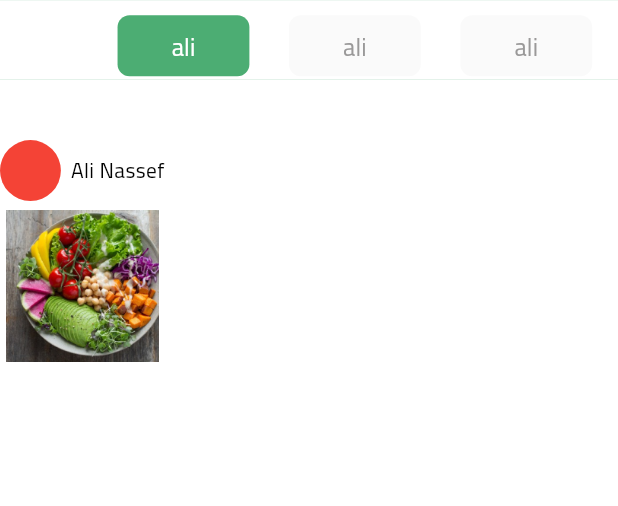
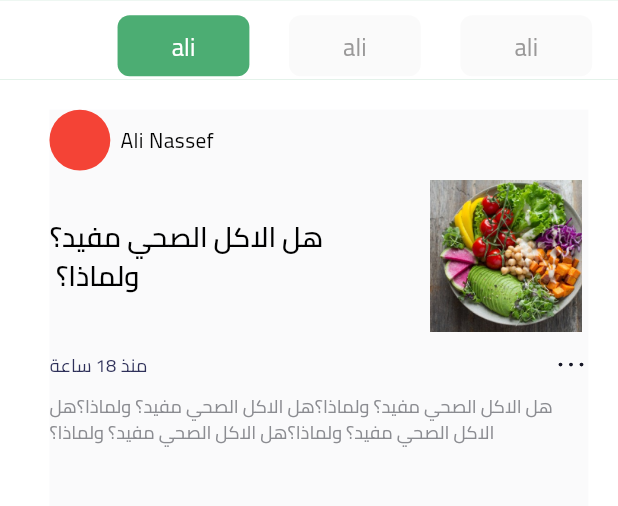
Before and after one commit to aliNassef/fetra, a Flutter app: the ArticlesView screen opened directly, on a phone screen of 412 x 824 dp, the part 73-579 px from its top. Run offline on Flutter 3.47's test engine with Material 3 defaults, Android fonts, the phone set to English and light mode, and no system bars; our stand-ins replace dartz, dio, dropdown_button2, equatable, flutter_bloc, flutter_screenutil and 6 more; accounts and stored records are empty.

Commit message:
article item done

```diff
--- a/lib/core/api/service_locator.dart
+++ b/lib/core/api/service_locator.dart
@@ -1,6 +1,7 @@
 import 'package:dio/dio.dart';
 import 'package:fetra/core/api/dio_consumer.dart';
 import 'package:fetra/core/cache/cache_helper.dart';
+import 'package:fetra/features/articles/data/repo/article_repo_impl.dart';
 import 'package:fetra/features/auth/sign_in/data/repo/sign_in_repo_impl.dart';
 import 'package:get_it/get_it.dart';
 
@@ -24,7 +25,11 @@ setupGetIt() async {
   getIt.registerSingleton<SignUpRepoImpl>(SignUpRepoImpl(
     api: getIt.get<DioConsumer>(),
   ));
-
+  getIt.registerSingleton<ArticleRepoImpl>(
+    ArticleRepoImpl(
+      api: getIt.get<DioConsumer>(),
+    ),
+  );
   getIt.registerSingleton<CacheHelper>(
     CacheHelper(),
   );
--- a/lib/core/utils/app_styles.dart
+++ b/lib/core/utils/app_styles.dart
@@ -61,4 +61,16 @@ abstract class AppStyles {
     fontFamily: 'Cairo',
     color: Colors.black,
   );
+  static final textStyle18SB = TextStyle(
+    fontSize: 18.sp,
+    fontWeight: FontWeight.w600,
+    fontFamily: 'Cairo',
+    color: Colors.black,
+  );
+  static final textStyle12R = TextStyle(
+    fontSize: 12.sp,
+    fontWeight: FontWeight.w400,
+    fontFamily: 'Cairo',
+    color: const Color(0xff2F315A),
+  );
 }
--- a/lib/features/articles/presentations/view_model/cubit/article_cubit.dart
+++ b/lib/features/articles/presentations/view_model/cubit/article_cubit.dart
@@ -1,14 +1,31 @@
+import 'package:fetra/features/articles/data/repo/article_repo.dart';
 import 'package:flutter_bloc/flutter_bloc.dart';
 import 'package:equatable/equatable.dart';
 
 part 'article_state.dart';
 
 class ArticleCubit extends Cubit<ArticleState> {
-  ArticleCubit() : super(ArticleInitial());
+  ArticleCubit(this.articleRepo) : super(ArticleInitial());
+  final ArticleRepo articleRepo;
+
   static ArticleCubit get(context) => BlocProvider.of(context);
   int currentIndex = 0;
   changeScreen(index) {
     currentIndex = index;
     emit(ChangeScreenState());
   }
+
+  getArticleCategory() async {
+    emit(ArticleCategoryLoading());
+    var data = await articleRepo.getTabBarData();
+    data.fold(
+      (l) => emit(
+        ArticleCategoryLoaded(),
+      ),
+      (r) => emit(
+        ArticleCategoryFailure(),
+      ),
+    );
+  }
+
 }
--- a/lib/features/articles/presentations/view_model/cubit/article_state.dart
+++ b/lib/features/articles/presentations/view_model/cubit/article_state.dart
@@ -10,3 +10,9 @@ sealed class ArticleState extends Equatable {
 final class ArticleInitial extends ArticleState {}
 
 final class ChangeScreenState extends ArticleState {}
+
+final class ArticleCategoryLoading extends ArticleState {}
+
+final class ArticleCategoryLoaded extends ArticleState {}
+
+final class ArticleCategoryFailure extends ArticleState {}
--- a/lib/features/articles/presentations/views/widgets/article_view_body.dart
+++ b/lib/features/articles/presentations/views/widgets/article_view_body.dart
@@ -3,6 +3,7 @@ import 'package:fetra/core/utils/app_images.dart';
 import 'package:fetra/core/utils/app_styles.dart';
 import 'package:flutter/material.dart';
 import 'package:flutter_screenutil/flutter_screenutil.dart';
+import 'package:flutter_svg/flutter_svg.dart';
 
 class ArticlesViewBody extends StatelessWidget {
   const ArticlesViewBody({super.key, required this.controller});
@@ -42,13 +43,16 @@ class ArticleItem extends StatelessWidget {
 
   @override
   Widget build(BuildContext context) {
-    return SizedBox(
+    return Container(
+      margin: EdgeInsets.only(
+        left: 30.w,
+        right: 18.w,
+        top: 20.h,
+      ),
+      color: const Color(0xffFAFAFB),
       width: MediaQuery.of(context).size.width,
       child: Column(
         children: [
-          SizedBox(
-            height: 40.h,
-          ),
           Row(
             children: [
               CircleAvatar(
@@ -68,13 +72,46 @@ class ArticleItem extends StatelessWidget {
             height: 6.h,
           ),
           Row(
+            mainAxisAlignment: MainAxisAlignment.spaceBetween,
+            textDirection: isArabic() ? TextDirection.ltr : TextDirection.rtl,
             children: [
               Image.asset(
                 AppImages.vegetables,
                 height: 100.h,
                 width: 100.w,
               ),
+              Text(
+                'هل الاكل الصحي مفيد؟\n ولماذا؟',
+                textDirection:
+                    isArabic() ? TextDirection.rtl : TextDirection.ltr,
+                style: AppStyles.textStyle18SB,
+              ),
             ],
+          ),
+          SizedBox(
+            height: 12.h,
+          ),
+          Row(
+            mainAxisAlignment: MainAxisAlignment.spaceBetween,
+            textDirection: isArabic() ? TextDirection.ltr : TextDirection.rtl,
+            children: [
+              SvgPicture.asset(
+                AppImages.more,
+              ),
+              Text(
+                'منذ 18 ساعة',
+                style: AppStyles.textStyle12R,
+              ),
+            ],
+          ),
+          SizedBox(
+            height: 9.h,
+          ),
+          Text(
+            'هل الاكل الصحي مفيد؟ ولماذا؟هل الاكل الصحي مفيد؟ ولماذا؟هل الاكل الصحي مفيد؟ ولماذا؟هل الاكل الصحي مفيد؟ ولماذا؟',
+            style: AppStyles.textStyle12R.copyWith(
+              color: const Color(0xff8B8C91),
+            ),
           ),
         ],
       ),
--- a/lib/features/home/presentation/views/widgets/custom_list_of_home_view_items.dart
+++ b/lib/features/home/presentation/views/widgets/custom_list_of_home_view_items.dart
@@ -1,3 +1,5 @@
+import 'package:fetra/core/api/service_locator.dart';
+import 'package:fetra/features/articles/data/repo/article_repo_impl.dart';
 import 'package:flutter/material.dart';
 import 'package:flutter_bloc/flutter_bloc.dart';
 import 'package:flutter_screenutil/flutter_screenutil.dart';
@@ -34,7 +36,9 @@ class CustomListOfHomeViewItems extends StatelessWidget {
                     onTap: () => PersistentNavBarNavigator.pushNewScreen(
                       customPageRoute: MaterialPageRoute(
                         builder: (context) => BlocProvider(
-                          create: (context) => ArticleCubit(),
+                          create: (context) => ArticleCubit(
+                            getIt.get<ArticleRepoImpl>(),
+                          ),
                           child: const ArticlesView(),
                         ),
                       ),
```
